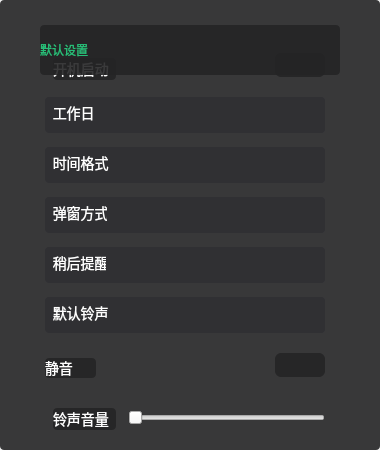
ukui/ukui-sidebar, file src/plugins/Clock_deamon/setuppage.ui: the form before one commit.
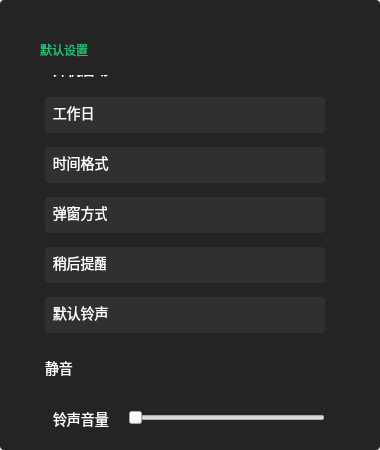
The form after the commit. Icons and pictures are not drawn.

Commit message: Change stopwatch button style

Diff of the .ui file:
```diff
--- a/src/plugins/Clock_deamon/setuppage.ui
+++ b/src/plugins/Clock_deamon/setuppage.ui
@@ -28,7 +28,7 @@
     </rect>
    </property>
    <property name="styleSheet">
-    <string notr="true">background-color: rgba(36,36,37, 0.9);
+    <string notr="true">background-color: rgba(36,36,37, 1);
 border-radius:4px;
 </string>
    </property>
```
The commit also changes 2 other files.
